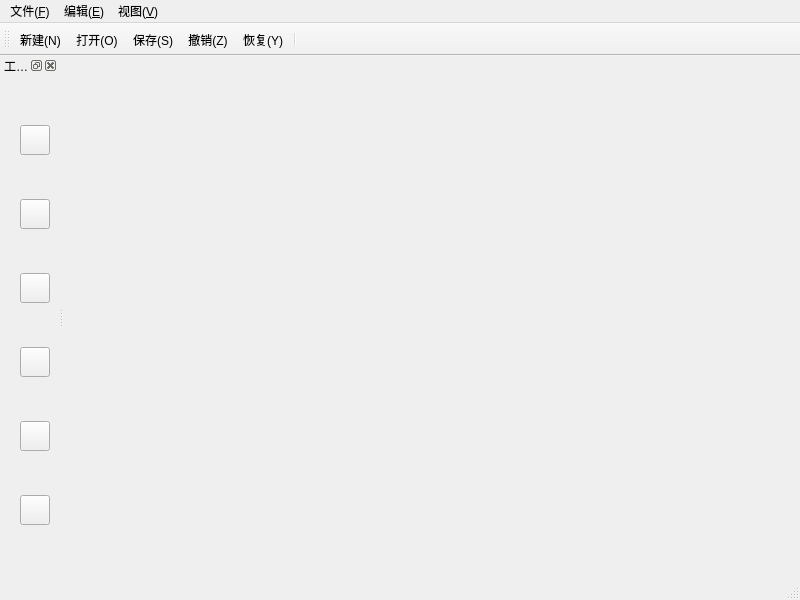
moranhei/app_imgprocess, file mainwindow.ui: the form before one commit.
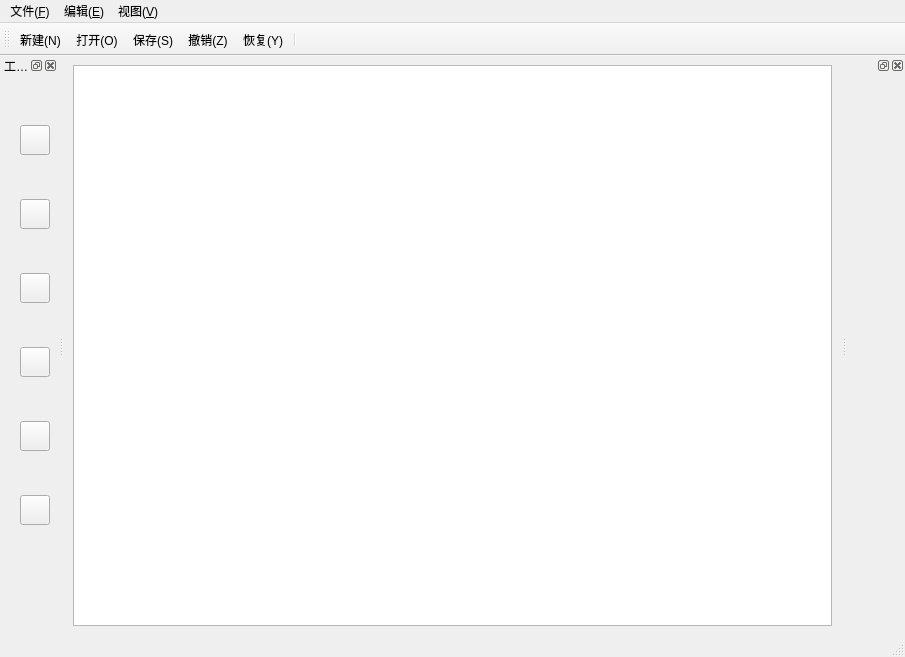
The form after the commit. Icons and pictures are not drawn.

```diff
--- a/mainwindow.ui
+++ b/mainwindow.ui
@@ -12,21 +12,52 @@
    <rect>
     <x>0</x>
     <y>0</y>
-    <width>800</width>
-    <height>600</height>
+    <width>905</width>
+    <height>657</height>
    </rect>
   </property>
   <property name="windowTitle">
    <string>MainWindow</string>
   </property>
-  <widget class="QWidget" name="centralwidget"/>
+  <widget class="QWidget" name="centralwidget">
+   <layout class="QHBoxLayout" name="horizontalLayout">
+    <item>
+     <widget class="QGraphicsView" name="graphicsView">
+      <property name="sizePolicy">
+       <sizepolicy hsizetype="Expanding" vsizetype="Ignored">
+        <horstretch>0</horstretch>
+        <verstretch>0</verstretch>
+       </sizepolicy>
+      </property>
+      <property name="acceptDrops">
+       <bool>true</bool>
+      </property>
+      <property name="autoFillBackground">
+       <bool>false</bool>
+      </property>
+      <property name="sizeAdjustPolicy">
+       <enum>QAbstractScrollArea::AdjustIgnored</enum>
+      </property>
+      <property name="dragMode">
+       <enum>QGraphicsView::NoDrag</enum>
+      </property>
+      <property name="resizeAnchor">
+       <enum>QGraphicsView::NoAnchor</enum>
+      </property>
+      <property name="viewportUpdateMode">
+       <enum>QGraphicsView::MinimalViewportUpdate</enum>
+      </property>
+     </widget>
+    </item>
+   </layout>
+  </widget>
   <widget class="QMenuBar" name="menubar">
    <property name="geometry">
     <rect>
      <x>0</x>
      <y>0</y>
-     <width>800</width>
-     <height>22</height>
+     <width>905</width>
+     <height>26</height>
     </rect>
    </property>
    <widget class="QMenu" name="menuFile">
@@ -208,6 +239,12 @@
     </widget>
    </widget>
   </widget>
+  <widget class="QDockWidget" name="dockWidget_2">
+   <attribute name="dockWidgetArea">
+    <number>2</number>
+   </attribute>
+   <widget class="QWidget" name="dockWidgetContents_3"/>
+  </widget>
   <action name="actionNew">
    <property name="icon">
     <iconset resource="app_imgprocess.qrc">
```
